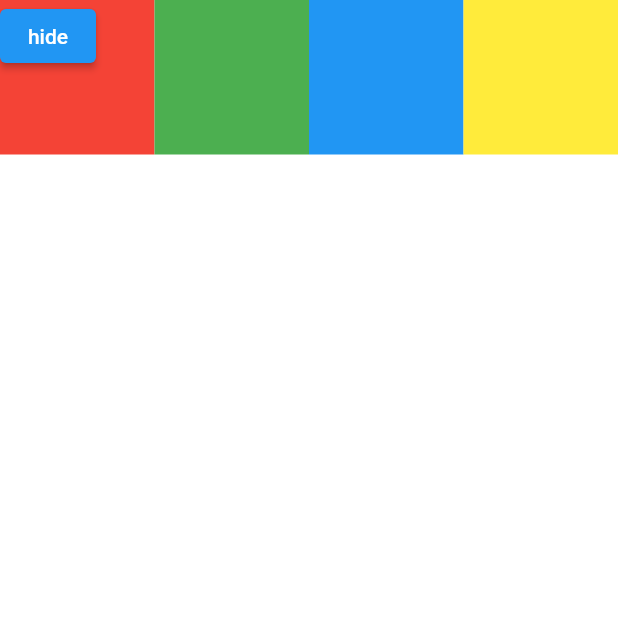
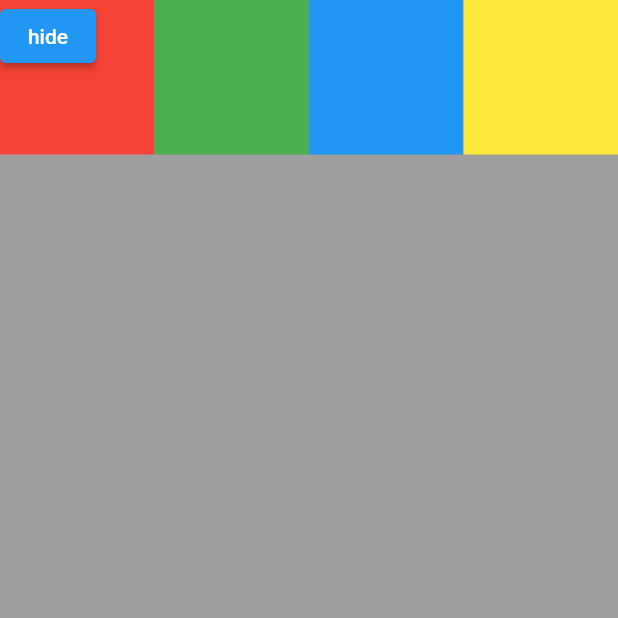
Before and after one commit to hbock-42/portfolio, a Flutter app: the screen it shows after launch, on a phone screen of 412 x 824 dp, the top half of it. Run offline on Flutter 3.47's test engine with Material 2 defaults, Android fonts, the phone set to English and light mode, and no system bars; our stand-ins replace flutter_hooks.

Commit message:
background color from MaterialApp was not taken into account

```diff
--- a/portfolio_app/lib/app_widget.dart
+++ b/portfolio_app/lib/app_widget.dart
@@ -8,7 +8,10 @@ class AppWidget extends StatelessWidget {
     return MaterialApp(
       debugShowCheckedModeBanner: false,
       title: 'Hugo\'portfolio',
-      home: Home(),
+      home: Container(
+        color: Colors.grey,
+        child: Home(),
+      ),
       color: Colors.grey,
     );
   }
```
